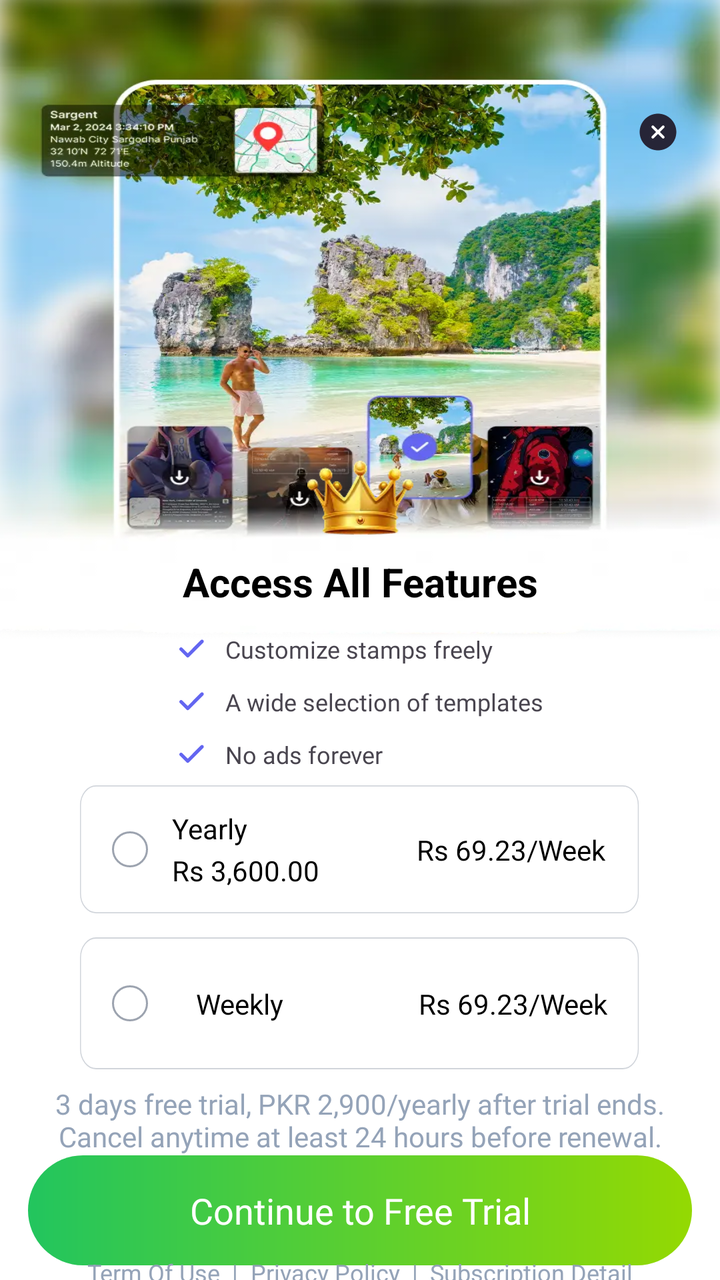
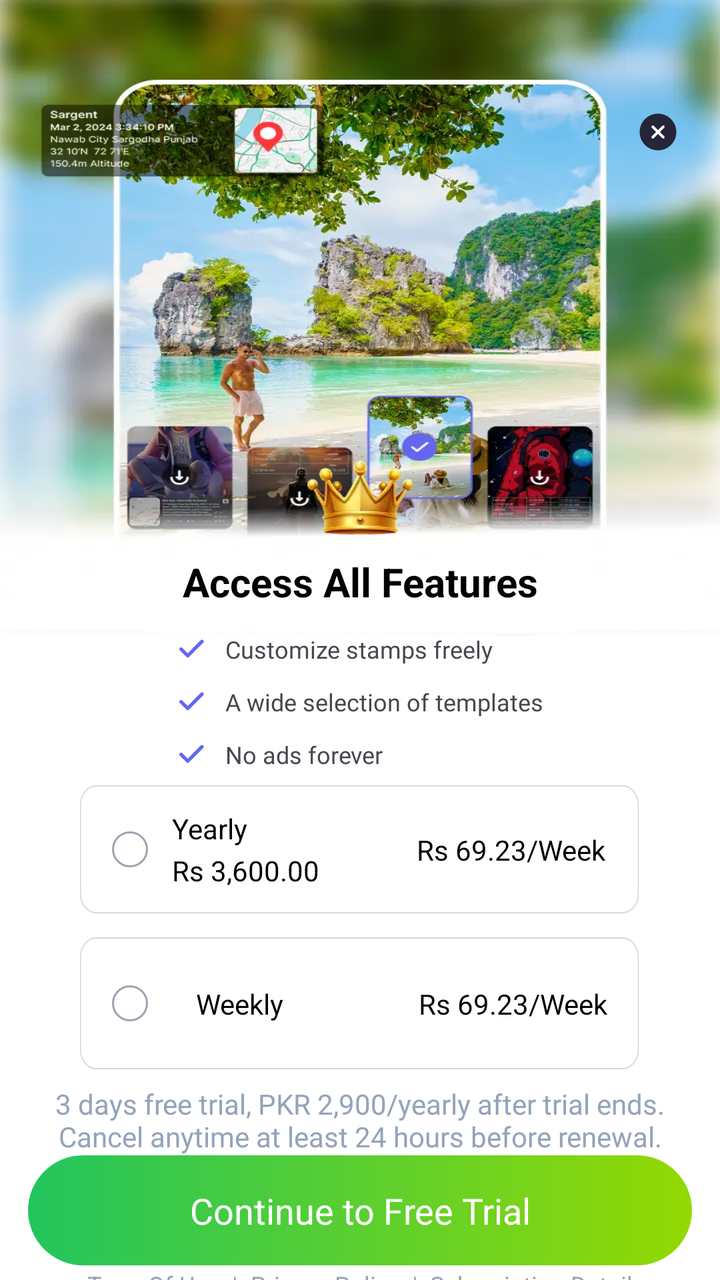

Compare the two renders of this Android layout. The source of the first and the diff that turns it into the second are given below.
<!-- AndroidManifest.xml: application theme Theme.GPSMapCamera -->
<!-- res/layout/fragment_subscription.xml -->
<?xml version="1.0" encoding="utf-8"?>
<androidx.constraintlayout.widget.ConstraintLayout xmlns:android="http://schemas.android.com/apk/res/android"
    android:layout_width="match_parent"
    android:layout_height="match_parent"
    xmlns:app="http://schemas.android.com/apk/res-auto"
    android:background="@color/white">

    <androidx.constraintlayout.widget.Guideline
        android:id="@+id/photobottom"
        android:layout_width="wrap_content"
        android:layout_height="wrap_content"
        android:orientation="horizontal"
        app:layout_constraintGuide_percent="0.36" />
    <ImageView
        android:id="@+id/photo"
        android:layout_width="wrap_content"
        android:layout_height="0dp"
        app:layout_constraintHeight_percent=".5"
        android:src="@drawable/subscription_screen"
        android:scaleType="fitXY"
        app:layout_constraintTop_toTopOf="parent"
        app:layout_constraintStart_toStartOf="parent"
        app:layout_constraintEnd_toEndOf="parent"/>

    <ImageView
        android:id="@+id/closebtn"
        android:layout_width="wrap_content"
        android:layout_height="wrap_content"
        android:src="@drawable/closebtn"
        android:layout_marginEnd="20dp"
        android:layout_marginTop="55dp"
        app:layout_constraintTop_toTopOf="parent"
        app:layout_constraintEnd_toEndOf="parent"/>

    <androidx.constraintlayout.widget.ConstraintLayout
        android:id="@+id/options"
        android:layout_width="wrap_content"
        android:layout_height="wrap_content"
        app:layout_constraintStart_toStartOf="parent"
        app:layout_constraintEnd_toEndOf="parent"
        app:layout_constraintTop_toBottomOf="@id/photobottom">
    <ImageView
        android:id="@+id/crown"
        android:layout_width="53dp"
        android:layout_height="37dp"
        android:src="@drawable/crown"
        app:layout_constraintStart_toStartOf="parent"
        app:layout_constraintEnd_toEndOf="parent"
        app:layout_constraintTop_toTopOf="parent"/>
    <TextView
        android:id="@+id/access_all_feature"
        android:layout_width="wrap_content"
        android:layout_height="wrap_content"
        android:text="@string/access_all_features"
        android:textSize="20sp"
        android:textStyle="bold"
        android:textColor="@color/black"
        android:layout_marginTop="10dp"
        app:layout_constraintStart_toStartOf="parent"
        app:layout_constraintEnd_toEndOf="parent"
        app:layout_constraintTop_toBottomOf="@id/crown"/>
    <TextView
        android:id="@+id/option1"
        android:layout_width="wrap_content"
        android:layout_height="wrap_content"
        android:drawableStart="@drawable/tick"
        android:drawablePadding="10dp"
        android:gravity="center_vertical"
        android:text="@string/customize_stamps_freely"
        android:fontFamily="@font/poppins_medium"
        android:textSize="12sp"
        android:layout_marginTop="12dp"
        app:layout_constraintStart_toStartOf="parent"
        app:layout_constraintTop_toBottomOf="@id/access_all_feature" />
    <TextView
        android:id="@+id/option2"
        android:layout_width="wrap_content"
        android:layout_height="wrap_content"
        android:drawablePadding="10dp"
        android:text="@string/a_wide_selection_of_templates"
        android:fontFamily="@font/poppins_medium"
        android:textSize="12sp"
        android:layout_marginTop="10dp"
        app:drawableStartCompat="@drawable/tick"
        app:layout_constraintStart_toStartOf="parent"
        app:layout_constraintTop_toBottomOf="@id/option1"
        />
    <TextView
        android:id="@+id/option3"
        android:layout_width="wrap_content"
        android:layout_height="wrap_content"
        android:drawableStart="@drawable/tick"
        android:drawablePadding="10dp"
        android:text="@string/no_ads_forever"
        android:fontFamily="@font/poppins_medium"
        android:textSize="12sp"
        android:layout_marginTop="10dp"
        app:layout_constraintTop_toBottomOf="@id/option2"
        app:layout_constraintStart_toStartOf="parent" />
    </androidx.constraintlayout.widget.ConstraintLayout>

<androidx.constraintlayout.widget.ConstraintLayout
    android:id="@+id/middle"
    android:layout_width="match_parent"
    android:layout_height="wrap_content"
    app:layout_constraintStart_toStartOf="parent"
    app:layout_constraintEnd_toEndOf="parent"
    app:layout_constraintTop_toBottomOf="@id/options"
    app:layout_constraintBottom_toTopOf="@id/bottom">

    <androidx.constraintlayout.widget.ConstraintLayout
        android:id="@+id/box1"
        android:layout_width="match_parent"
        android:layout_height="wrap_content"
        android:background="@drawable/rectangle"
        android:layout_marginHorizontal="40dp"
        app:layout_constraintStart_toStartOf="parent"
        app:layout_constraintEnd_toEndOf="parent"
        app:layout_constraintTop_toTopOf="parent">

        <ImageView
            android:id="@+id/radiobutton"
            android:layout_width="wrap_content"
            android:layout_height="wrap_content"
            android:layout_marginStart="16dp"
            android:src="@drawable/radiobutton"
            app:layout_constraintStart_toStartOf="parent"
            app:layout_constraintTop_toTopOf="parent"
            app:layout_constraintBottom_toBottomOf="parent" />

        <TextView
            android:id="@+id/boxtext1"
            android:layout_width="wrap_content"
            android:layout_height="wrap_content"
            android:layout_marginStart="12dp"
            android:layout_marginTop="12dp"
            android:text="Yearly"
            android:textColor="@color/black"
            android:textSize="14sp"
            app:layout_constraintStart_toEndOf="@id/radiobutton"
            app:layout_constraintTop_toTopOf="parent" />

        <TextView
            android:id="@+id/boxtext2"
            android:layout_width="wrap_content"
            android:layout_height="wrap_content"
            android:layout_marginTop="2dp"
            android:layout_marginBottom="12dp"
            android:text="Rs 3,600.00"
            android:textColor="@color/black"
            app:layout_constraintStart_toStartOf="@id/boxtext1"
            app:layout_constraintTop_toBottomOf="@id/boxtext1"
            app:layout_constraintBottom_toBottomOf="parent" />

        <TextView
            android:id="@+id/perweek"
            android:layout_width="wrap_content"
            android:layout_height="wrap_content"
            android:layout_marginEnd="17dp"
            android:text="Rs 69.23/Week"
            android:textColor="@color/black"
            app:layout_constraintEnd_toEndOf="parent"
            app:layout_constraintTop_toTopOf="parent"
            app:layout_constraintBottom_toBottomOf="parent" />
    </androidx.constraintlayout.widget.ConstraintLayout>

    <androidx.constraintlayout.widget.ConstraintLayout
        android:id="@+id/box2"
        android:layout_width="match_parent"
        android:layout_height="wrap_content"
        android:background="@drawable/rectangle"
        android:layout_marginHorizontal="40dp"
        android:layout_marginTop="12dp"
        android:paddingVertical="8dp"
        app:layout_constraintStart_toStartOf="parent"
        app:layout_constraintEnd_toEndOf="parent"
        app:layout_constraintTop_toBottomOf="@id/box1">
        <ImageView
            android:id="@+id/radiobutton2"
            android:layout_width="wrap_content"
            android:layout_height="wrap_content"
            android:src="@drawable/radiobutton"
            android:layout_marginVertical="16dp"
            android:layout_marginStart="16dp"
            app:layout_constraintTop_toTopOf="parent"
            app:layout_constraintBottom_toBottomOf="parent"
            app:layout_constraintStart_toStartOf="parent"/>


        <TextView
            android:id="@+id/boxtext2nd"
            android:layout_width="wrap_content"
            android:layout_height="wrap_content"
            android:text="Weekly"
            android:textSize="14sp"
            android:textColor="@color/black"
            android:layout_marginStart="42dp"
            app:layout_constraintStart_toStartOf="@id/radiobutton2"
            app:layout_constraintTop_toTopOf="parent"
            app:layout_constraintBottom_toBottomOf="parent"/>


        <TextView
            android:id="@+id/perweeks"
            android:layout_width="wrap_content"
            android:layout_height="wrap_content"
            android:text="Rs 69.23/Week"
            android:textColor="@color/black"
            android:layout_marginEnd="16dp"
            app:layout_constraintTop_toTopOf="parent"
            app:layout_constraintBottom_toBottomOf="parent"
            app:layout_constraintEnd_toEndOf="parent"
            />

    </androidx.constraintlayout.widget.ConstraintLayout>

    </androidx.constraintlayout.widget.ConstraintLayout>



    <androidx.constraintlayout.widget.ConstraintLayout
        android:id="@+id/bottom"
        android:layout_width="match_parent"
        android:layout_height="wrap_content"
        app:layout_constraintStart_toStartOf="parent"
        app:layout_constraintEnd_toEndOf="parent"
        app:layout_constraintBottom_toBottomOf="parent"
        app:layout_constraintTop_toBottomOf="@+id/middle">


    <TextView
        android:id="@+id/trial_description"
        android:layout_width="wrap_content"
        android:layout_height="wrap_content"
        android:gravity="center"
        android:text="3 days free trial, PKR 2,900/yearly after trial ends.\nCancel anytime at least 24 hours before renewal."
        android:textColor="@color/Slate"
        android:fontFamily="@font/poppins_medium"
        android:textSize="14sp"
        app:layout_constraintStart_toStartOf="parent"
        app:layout_constraintTop_toTopOf="parent"
        app:layout_constraintEnd_toEndOf="parent"/>

    <TextView
        android:id="@+id/btnfreetrial"
        android:layout_width="wrap_content"
        android:layout_height="wrap_content"
        android:layout_marginHorizontal="40dp"
        android:background="@drawable/green_rectangle"
        android:gravity="center"
        android:text="Continue to Free Trial"
        android:textColor="@color/white"
        android:textSize="18sp"
        android:fontFamily="@font/poppins_medium"
        app:layout_constraintTop_toBottomOf="@id/trial_description"
        app:layout_constraintStart_toStartOf="parent"
        app:layout_constraintEnd_toEndOf="parent" />

    </androidx.constraintlayout.widget.ConstraintLayout>


        <androidx.constraintlayout.widget.ConstraintLayout
            android:id="@+id/bottom_bar"
            android:layout_width="wrap_content"
            android:layout_height="wrap_content"
            app:layout_constraintTop_toBottomOf="@id/bottom"
            app:layout_constraintStart_toStartOf="parent"
            app:layout_constraintEnd_toEndOf="parent"
            app:layout_constraintBottom_toBottomOf="parent">

    <TextView
        android:id="@+id/term_of_use"
        android:layout_width="wrap_content"
        android:layout_height="wrap_content"
        android:text="Term Of Use  |  "
        android:textSize="12sp"
        android:textColor="@color/Slate"
        app:layout_constraintBottom_toBottomOf="parent"
        app:layout_constraintStart_toStartOf="parent"
        app:layout_constraintEnd_toStartOf="@id/privacy_policy"
        app:layout_constraintHorizontal_chainStyle="packed" />

    <TextView
        android:id="@+id/privacy_policy"
        android:layout_width="wrap_content"
        android:layout_height="wrap_content"
        android:text="Privacy Policy  |  "
        android:textSize="12sp"
        android:textColor="@color/Slate"
        app:layout_constraintBottom_toBottomOf="parent"
        app:layout_constraintStart_toEndOf="@id/term_of_use"
        app:layout_constraintEnd_toStartOf="@id/subscriptions_detail" />

    <TextView
        android:id="@+id/subscriptions_detail"
        android:layout_width="wrap_content"
        android:layout_height="wrap_content"
        android:text="Subscription Detail"
        android:textSize="12sp"
        android:textColor="@color/Slate"
        app:layout_constraintBottom_toBottomOf="parent"
        app:layout_constraintStart_toEndOf="@id/privacy_policy"
        app:layout_constraintEnd_toEndOf="parent" />

        </androidx.constraintlayout.widget.ConstraintLayout>


</androidx.constraintlayout.widget.ConstraintLayout>
<!-- resources referenced by this layout -->
<resources>
  <color name="Slate">#94a3b8</color>
  <color name="black">#FF000000</color>
  <color name="white">#FFFFFFFF</color>
  <!-- drawable closebtn (drawable) -->
  <vector xmlns:android="http://schemas.android.com/apk/res/android"
      android:width="22dp"
      android:height="22dp"
      android:viewportWidth="22"
      android:viewportHeight="22">
    <path
        android:pathData="M12,11.267m-5.272,0a5.272,5.272 0,1 1,10.543 0a5.272,5.272 0,1 1,-10.543 0"
        android:fillColor="#ffffff"/>
    <path
        android:pathData="M11,1.833C5.949,1.833 1.833,5.949 1.833,11C1.833,16.051 5.949,20.167 11,20.167C16.051,20.167 20.166,16.051 20.166,11C20.166,5.949 16.051,1.833 11,1.833ZM14.08,13.108C14.345,13.374 14.345,13.814 14.08,14.08C13.942,14.217 13.768,14.282 13.594,14.282C13.42,14.282 13.245,14.217 13.108,14.08L11,11.972L8.891,14.08C8.754,14.217 8.58,14.282 8.406,14.282C8.231,14.282 8.057,14.217 7.92,14.08C7.654,13.814 7.654,13.374 7.92,13.108L10.028,11L7.92,8.892C7.654,8.626 7.654,8.186 7.92,7.92C8.186,7.654 8.626,7.654 8.891,7.92L11,10.028L13.108,7.92C13.374,7.654 13.814,7.654 14.08,7.92C14.345,8.186 14.345,8.626 14.08,8.892L11.971,11L14.08,13.108Z"
        android:fillColor="#262537"/>
  </vector>
  <!-- drawable crown: webp bitmap (drawable, 4028 bytes) -->
  <!-- drawable green_rectangle (drawable) -->
  <vector xmlns:android="http://schemas.android.com/apk/res/android"
      xmlns:aapt="http://schemas.android.com/aapt"
      android:width="332dp"
      android:height="55dp"
      android:viewportWidth="332"
      android:viewportHeight="55">
    <path
        android:pathData="M27.5,0L304.5,0A27.5,27.5 0,0 1,332 27.5L332,27.5A27.5,27.5 0,0 1,304.5 55L27.5,55A27.5,27.5 0,0 1,0 27.5L0,27.5A27.5,27.5 0,0 1,27.5 0z">
      <aapt:attr name="android:fillColor">
        <gradient
            android:startX="0"
            android:startY="27.5"
            android:endX="332"
            android:endY="27.5"
            android:type="linear">
          <item android:offset="0" android:color="#FF22C55E"/>
          <item android:offset="1" android:color="#FF94D902"/>
        </gradient>
      </aapt:attr>
    </path>
  </vector>
  <!-- drawable radiobutton (drawable) -->
  <vector xmlns:android="http://schemas.android.com/apk/res/android"
      android:width="18dp"
      android:height="18dp"
      android:viewportWidth="18"
      android:viewportHeight="18">
    <path
        android:strokeWidth="1"
        android:pathData="M17.5,9C17.5,13.694 13.694,17.5 9,17.5C4.306,17.5 0.5,13.694 0.5,9C0.5,4.306 4.306,0.5 9,0.5C13.694,0.5 17.5,4.306 17.5,9Z"
        android:fillColor="#00000000"
        android:strokeColor="#9CA3AF"/>
  </vector>
  <!-- drawable rectangle (drawable) -->
  <vector xmlns:android="http://schemas.android.com/apk/res/android"
      android:width="279dp"
      android:height="52dp"
      android:viewportWidth="279"
      android:viewportHeight="52">
    <path
        android:pathData="M8,0.25H270.4C274.68,0.25 278.15,3.72 278.15,8V44C278.15,48.28 274.68,51.75 270.4,51.75H8C3.72,51.75 0.25,48.28 0.25,44V8C0.25,3.72 3.72,0.25 8,0.25Z"
        android:strokeWidth="0.5"
        android:fillColor="#FFFFFF"
        android:strokeColor="#D1D5DB"/>
  </vector>
  <!-- drawable subscription_screen: webp bitmap (drawable, 89220 bytes) -->
  <!-- drawable tick: vector/xml drawable (drawable, 2300 chars, omitted) -->
  <string name="a_wide_selection_of_templates">A wide selection of templates</string>
  <string name="access_all_features">Access All Features</string>
  <string name="customize_stamps_freely">Customize stamps freely</string>
  <string name="no_ads_forever">No ads forever</string>
  <style name="Theme.GPSMapCamera" parent="Base.Theme.GPSMapCamera" />
  <style name="Base.Theme.GPSMapCamera" parent="Theme.Material3.DayNight.NoActionBar">
          
          
      </style>
</resources>

<!-- the commit's change to res/layout/fragment_subscription.xml (unified diff, before → after) -->
@@ -263,6 +263,7 @@
             android:id="@+id/bottom_bar"
             android:layout_width="wrap_content"
             android:layout_height="wrap_content"
+            android:layout_marginTop="12dp"
             app:layout_constraintTop_toBottomOf="@id/bottom"
             app:layout_constraintStart_toStartOf="parent"
             app:layout_constraintEnd_toEndOf="parent"
